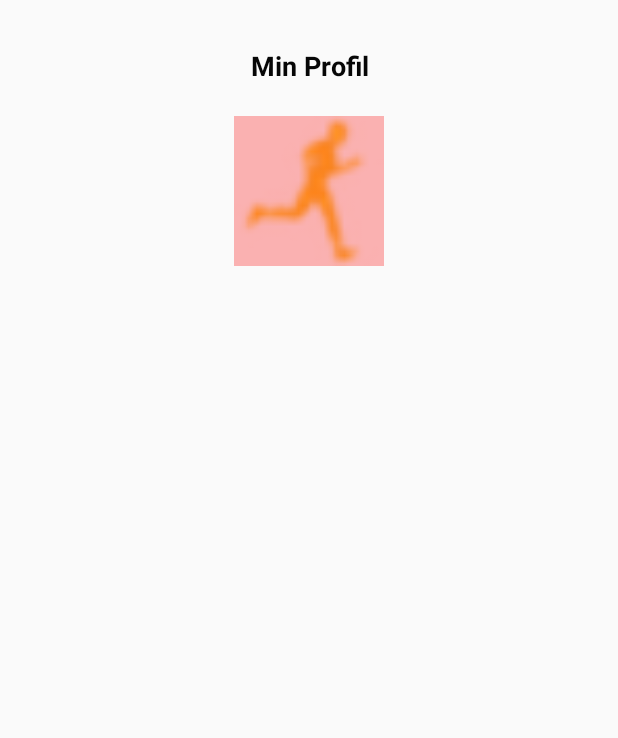
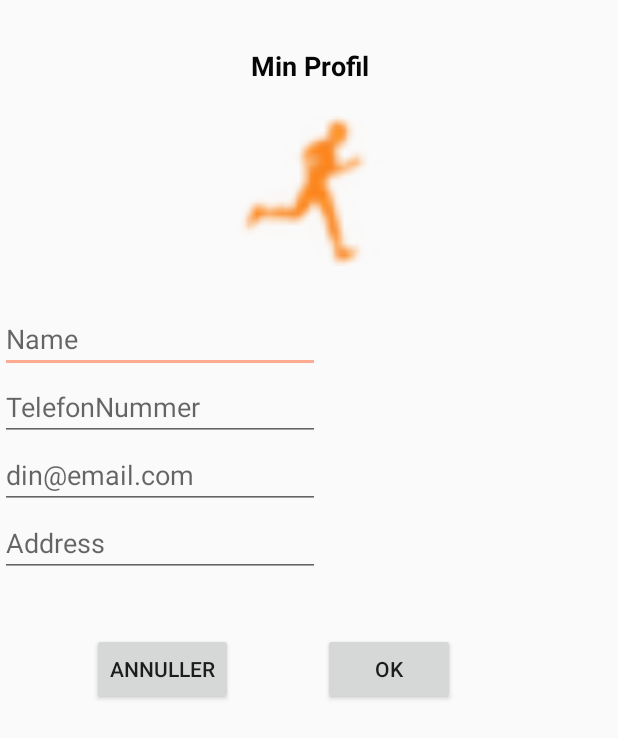
Before and after one commit to nikookholm/runn, an Android app: the layout fragment_profile_creation.xml on its own in the app's theme, with its tools: preview values and no code run, on a phone screen of 412 x 824 dp. Shown: the top 738 px of the screen. Run offline under Robolectric (Android 15) with nearby library versions, the phone set to English and light mode, and no system bars.

```diff
--- a/app/src/main/java/s112011/runn/MainActivity.java
+++ b/app/src/main/java/s112011/runn/MainActivity.java
@@ -7,6 +7,8 @@ import android.support.v7.app.AppCompatActivity;
 import android.os.Bundle;
 import android.view.Menu;
 import android.view.MenuItem;
+import android.view.View;
+import android.widget.ImageView;
 
 public class MainActivity extends AppCompatActivity{
 
@@ -22,7 +24,10 @@ public class MainActivity extends AppCompatActivity{
         }
         getSupportActionBar().setDisplayHomeAsUpEnabled(true);
        //addPreferencesFromResour(R.xml.indstilling, );
+
     }
+
+
 
     @Override
     public boolean onCreateOptionsMenu(Menu menu) {
@@ -36,6 +41,10 @@ public class MainActivity extends AppCompatActivity{
 
     }
     private void onClickSøg(){
+
+    }
+    private void onClikMinProfile(){
+       Fragment fragment = new Fragment();
 
     }
 
@@ -55,7 +64,10 @@ public class MainActivity extends AppCompatActivity{
                 onClickTilføj();
                 break;
             case R.id.indstilling:
-
+                //?????
+                break;
+            case R.id.MinProfil:
+                onClikMinProfile();
                 break;
             case R.id.logud:
                 Intent intent = new Intent(this,LoginActivity.class );
@@ -65,4 +77,5 @@ public class MainActivity extends AppCompatActivity{
         return true;
 
     }
+
 }
--- /dev/null
+++ b/app/src/main/java/s112011/runn/MinProfile.java
@@ -0,0 +1,44 @@
+package s112011.runn;
+
+import android.app.Fragment;
+import android.content.Intent;
+import android.os.Bundle;
+import android.support.annotation.Nullable;
+import android.view.LayoutInflater;
+import android.view.View;
+import android.view.ViewGroup;
+import android.widget.ImageView;
+
+
+/**
+ * Created by amal on 11/01/16.
+ */
+public class MinProfile extends Fragment {
+
+  /*  ImageView contactImageView;
+    @Override
+    public View onCreateView(LayoutInflater inflater, ViewGroup container, Bundle savedInstanceState) {
+        return super.onCreateView(inflater, container, savedInstanceState);
+
+        contactImageView = (ImageView) findViewById(R.id.imageViewContacteImage);
+    }
+    contactImageView.setOnClickListener(new View.OnClickListener(){
+        @Override
+        public void onClick(View v){
+            Intent intent = new Intent();
+            intent.setType("image/*");
+            intent.setAction(Intent.ACTION_GET_CONTENT);
+            startActivityForResult(Intent.createChooser(intent, "Select Contac Image"),1);
+
+        }
+    });
+
+    public void onActivityResult( int reqCode, int resCode, Intent data){
+        if(resCode== RESULT_OK){
+            if(resCode==1){
+                contactImageView.setImageURI(data.getData());
+
+            }
+        }
+    }
+*/}
--- a/app/src/main/res/layout/fragment_profile_creation.xml
+++ b/app/src/main/res/layout/fragment_profile_creation.xml
@@ -1,6 +1,8 @@
 <RelativeLayout xmlns:android="http://schemas.android.com/apk/res/android"
     xmlns:tools="http://schemas.android.com/tools" android:layout_width="match_parent"
-    android:layout_height="match_parent" tools:context="s112011.runn.ProfileCreation">
+    android:layout_height="match_parent" tools:context="s112011.runn.ProfileCreation"
+    android:focusableInTouchMode="false"
+    android:focusable="false">
 
     <!-- TODO: Update blank fragment layout -->
 
@@ -26,6 +28,75 @@
         android:layout_below="@+id/MinProfilLable"
         android:layout_centerHorizontal="true"
         android:layout_marginTop="10dp"
-        android:src="@drawable/Runner-Logo"
-        android:background="#fab1b1" />
+        android:src="@drawable/ic_runner_logo" />
+
+    <EditText
+        android:layout_width="wrap_content"
+        android:layout_height="wrap_content"
+        android:inputType="textPersonName"
+        android:ems="10"
+        android:id="@+id/profileName"
+        android:hint="Name"
+        android:layout_below="@+id/imageViewContacteImage"
+        android:layout_alignParentLeft="true"
+        android:layout_alignParentStart="true"
+        android:layout_marginTop="26dp" />
+
+    <EditText
+        android:layout_width="wrap_content"
+        android:layout_height="wrap_content"
+        android:inputType="textEmailAddress"
+        android:ems="10"
+        android:id="@+id/emailProfile"
+        android:hint="din@email.com"
+        android:layout_below="@+id/profileTlf"
+        android:layout_alignParentLeft="true"
+        android:layout_alignParentStart="true" />
+
+    <EditText
+        android:layout_width="wrap_content"
+        android:layout_height="wrap_content"
+        android:inputType="phone"
+        android:ems="10"
+        android:id="@+id/profileTlf"
+        android:layout_below="@+id/profileName"
+        android:layout_alignParentLeft="true"
+        android:layout_alignParentStart="true"
+        android:hint="TelefonNummer" />
+
+    <EditText
+        android:layout_width="wrap_content"
+        android:layout_height="wrap_content"
+        android:inputType="textPostalAddress"
+        android:ems="10"
+        android:id="@+id/personaddresProfil"
+        android:layout_below="@+id/emailProfile"
+        android:layout_toStartOf="@+id/imageViewContacteImage"
+        android:layout_alignRight="@+id/emailProfile"
+        android:layout_alignEnd="@+id/emailProfile"
+        android:hint="Address" />
+
+    <Button
+        android:layout_width="wrap_content"
+        android:layout_height="wrap_content"
+        android:text="Annuller"
+        android:id="@+id/annullerBtn"
+        android:layout_marginTop="37dp"
+        android:layout_marginRight="58dp"
+        android:layout_marginEnd="58dp"
+        android:layout_below="@+id/personaddresProfil"
+        android:layout_alignRight="@+id/personaddresProfil"
+        android:layout_alignEnd="@+id/personaddresProfil" />
+
+    <Button
+        android:layout_width="wrap_content"
+        android:layout_height="wrap_content"
+        android:text="OK"
+        android:id="@+id/okBtn"
+        android:layout_alignTop="@+id/annullerBtn"
+        android:layout_alignLeft="@+id/imageViewContacteImage"
+        android:layout_alignStart="@+id/imageViewContacteImage"
+        android:layout_marginLeft="59dp"
+        android:layout_marginStart="59dp"
+        android:layout_alignBottom="@+id/annullerBtn" />
 </RelativeLayout>
```
Also changed, not shown: app/src/main/res/drawable-mdpi/ic_runner_logo.png (renamed from app/src/main/res/drawable-mdpi/Runner-Logo.png), 1 other file.
